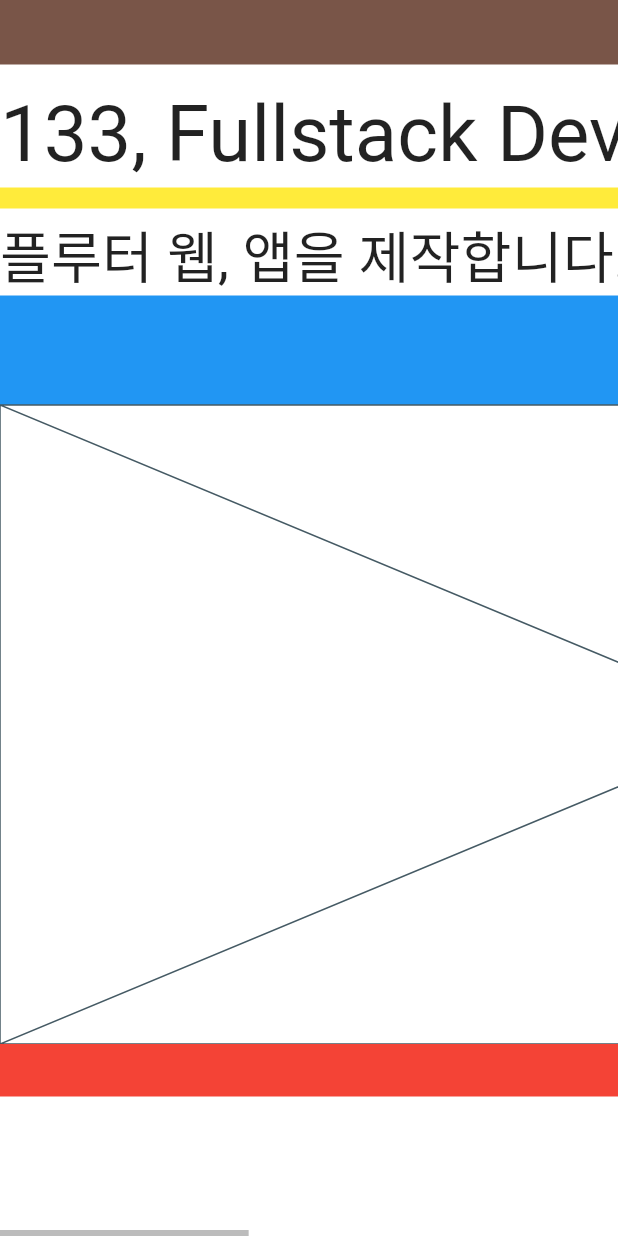
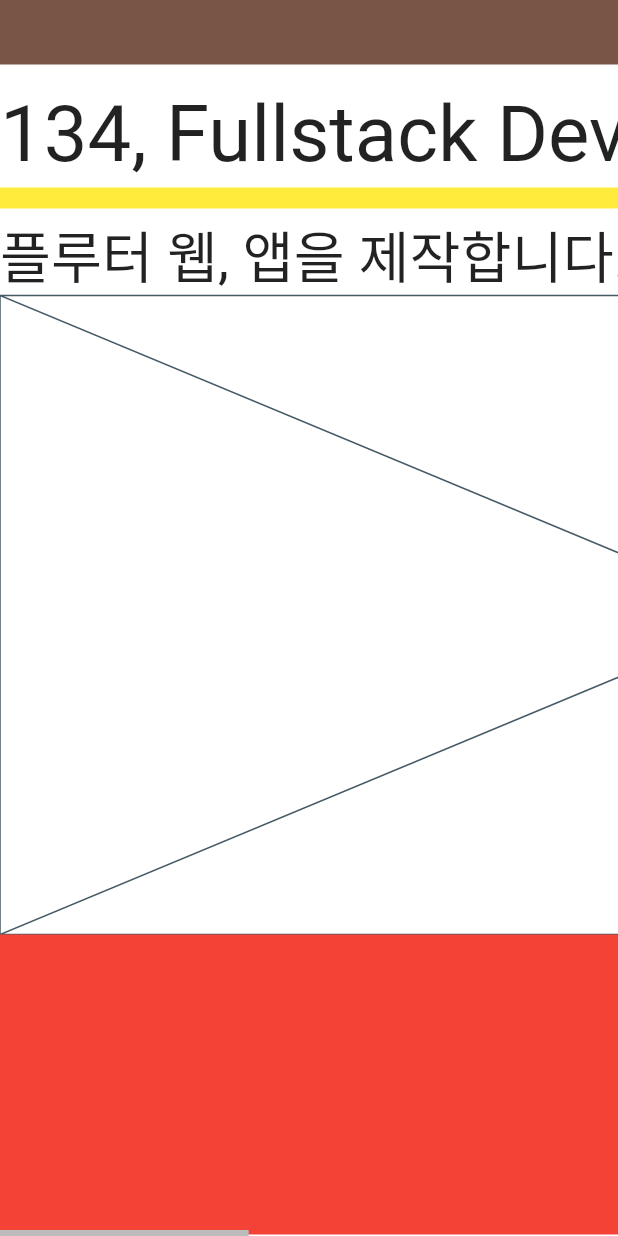
Before and after one commit to dev-tryit/sumgo-crawller-flutter, a Flutter app: the screen it shows after launch, on a phone screen of 412 x 824 dp. Run offline on Flutter 3.47's test engine with Material 2 defaults, Android fonts, the phone set to English and light mode, and no system bars; our stand-ins replace flutter_easyloading, logger, stack_trace.

Commit message:
여백 계산 완료

```diff
--- a/_code/lib/_common/model/WidgetToGetSize.dart
+++ b/_code/lib/_common/model/WidgetToGetSize.dart
@@ -1,4 +1,3 @@
-
 import 'package:flutter/material.dart';
 import 'package:kdh_homepage/_common/util/SizeUtil.dart';
 
@@ -6,7 +5,9 @@ class WidgetToGetSize {
   String label;
   late Widget Function() makeWidget;
   GlobalKey key = GlobalKey();
-  Size? size;
+  late Size size;
+  late double width;
+  late double height;
 
   WidgetToGetSize(this.label, Widget Function(GlobalKey key) makeWidget) {
     this.makeWidget = () {
@@ -16,6 +17,8 @@ class WidgetToGetSize {
 
   void calculateSize() {
     size = SizeUtil.getSizeByKey(key);
+    width = size.width;
+    height = size.height;
     print("[$label] size: $size");
   }
 }
--- a/_code/lib/page/MainPage.dart
+++ b/_code/lib/page/MainPage.dart
@@ -45,13 +45,17 @@ class _MainPageState extends KDHState<MainPage> {
           text: "플루터 웹, 앱을 제작합니다. 스타트업의 시작을 도와드리겠습니다.",
         ),
       ),
+      WidgetToGetSize(
+        "listView",
+        (key) => const Placeholder(strokeWidth: 1, fallbackHeight: 426),
+      ),
     ];
   }
 
   @override
   Future<void> onLoad() async {
     LogUtil.debug("onLoad");
-    maxSize = w["maxContainer"]!.size!;
+    maxSize = w["maxContainer"]!.size;
   }
 
   @override
@@ -68,6 +72,16 @@ class _MainPageState extends KDHState<MainPage> {
   }
 
   Widget desktop(Size screenSize) {
+    double sizableHeight = -1 +
+        w["maxContainer"]!.height -
+        (43 +
+            14 +
+            200 +
+            426 +
+            w["headerText1"]!.height +
+            w["headerText2"]!.height +
+            w["listView"]!.height);
+
     return AppComponents.webPage(
       screenSize: screenSize,
       containerWidth: containerWidth,
@@ -76,9 +90,9 @@ class _MainPageState extends KDHState<MainPage> {
         w["headerText1"]!.makeWidget(),
         Container(color: Colors.yellow, height: 14),
         w["headerText2"]!.makeWidget(),
-        Container(color: Colors.blue, height: 73),
-        const Placeholder(strokeWidth: 1, fallbackHeight: 426),
-        Container(color: Colors.red, height: 35),
+        Container(color: Colors.blue, height: sizableHeight),
+        w["listView"]!.makeWidget(),
+        Container(color: Colors.red, height: 200),
       ],
     );
   }
--- a/_code/pubspec.yaml
+++ b/_code/pubspec.yaml
@@ -15,7 +15,7 @@ publish_to: 'none' # Remove this line if you wish to publish to pub.dev
 # In iOS, build-name is used as CFBundleShortVersionString while build-number used as CFBundleVersion.
 # Read more about iOS versioning at
 # https://developer.apple.com/library/archive/documentation/General/Reference/InfoPlistKeyReference/Articles/CoreFoundationKeys.html
-version: 1.0.0+133
+version: 1.0.0+134
 
 environment:
     sdk: ">=2.12.0 <3.0.0"
--- a/version.json
+++ b/version.json
@@ -1 +1 @@
-{"app_name":"kdh_homepage","version":"1.0.0","build_number":"133","package_name":"kdh_homepage"}
+{"app_name":"kdh_homepage","version":"1.0.0","build_number":"134","package_name":"kdh_homepage"}
```
Also changed, not shown: 3 other files.
